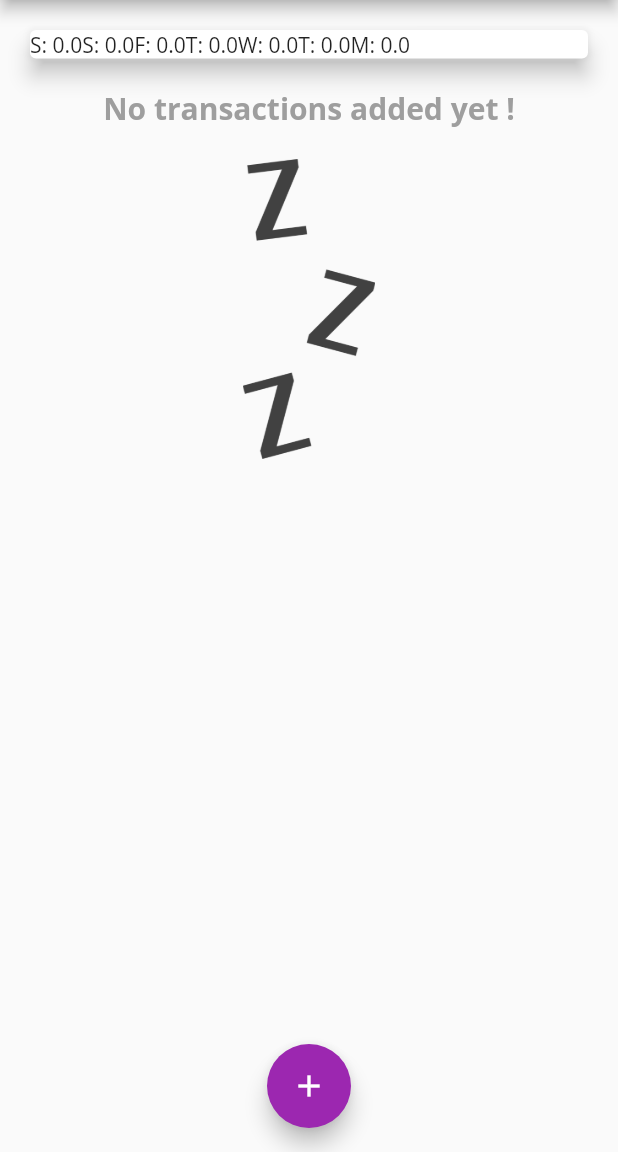
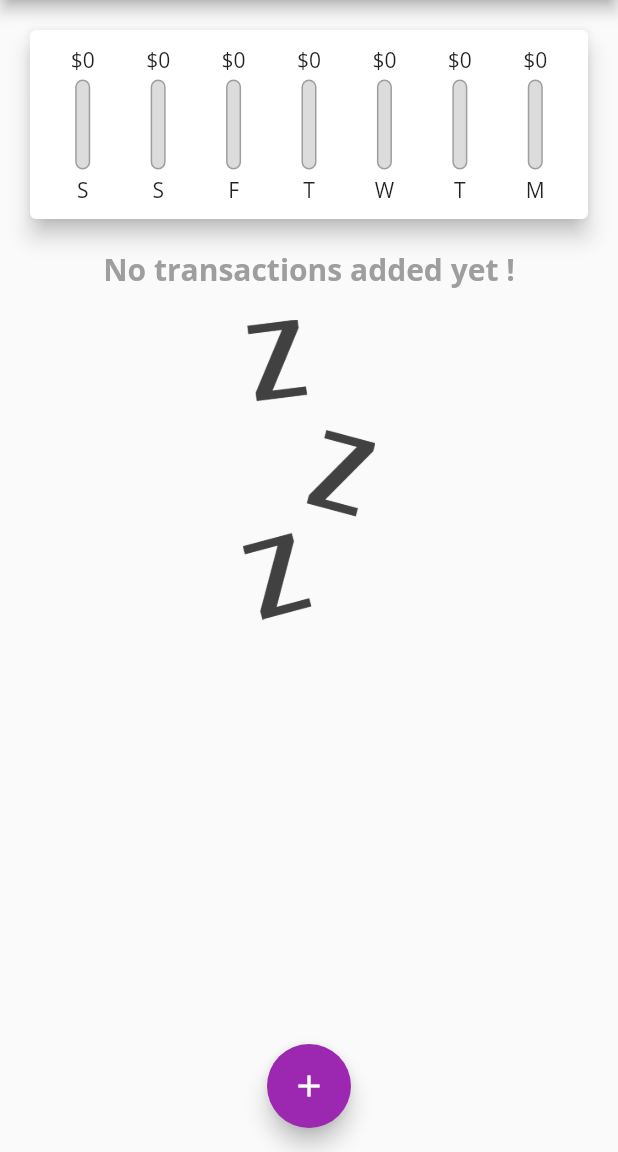
Before and after one commit to KUSHAL-31/Expense-diary, a Flutter app: the screen it shows after launch, on a phone screen of 412 x 824 dp, the part 84-1236 px from its top. Run offline on Flutter 3.47's test engine with Material 2 defaults, Android fonts, the phone set to English and light mode, and no system bars.

Commit message:
chart completed

```diff
--- a/lib/widgets/chart.dart
+++ b/lib/widgets/chart.dart
@@ -1,3 +1,4 @@
+import 'package:expense_tracker/widgets/chart_bar.dart';
 import 'package:intl/intl.dart';
 import '../models/transaction.dart';
 import 'package:flutter/material.dart';
@@ -22,9 +23,6 @@ class Chart extends StatelessWidget {
         }
       }
 
-      print(DateFormat.E().format(weekDay));
-      print(totalSum);
-
       return {
         'day': DateFormat.E().format(weekDay).substring(0, 1),
         'amount': totalSum,
@@ -32,16 +30,33 @@ class Chart extends StatelessWidget {
     });
   }
 
+  double get totalSpending {
+    return groupedTransactionValues.fold(0.0, (sum, item) {
+      return sum + (item['amount'] as double);
+    });
+  }
+
   @override
   Widget build(BuildContext context) {
-    print(groupedTransactionValues);
     return Card(
       elevation: 6,
       margin: const EdgeInsets.all(20),
-      child: Row(
-        children: groupedTransactionValues.map((data) {
-          return Text('${data['day']}: ${data['amount']}');
-        }).toList(),
+      child: Padding(
+        padding: const EdgeInsets.all(10),
+        child: Row(
+          mainAxisAlignment: MainAxisAlignment.spaceAround,
+          children: groupedTransactionValues.map((data) {
+            return Flexible(
+              fit: FlexFit.tight,
+              child: ChartBar(
+                  (data['day'] as String),
+                  (data['amount'] as double),
+                  totalSpending == 0.0
+                      ? 0.0
+                      : (data['amount'] as double) / totalSpending),
+            );
+          }).toList(),
+        ),
       ),
     );
   }
--- a/lib/widgets/chart_bar.dart
+++ b/lib/widgets/chart_bar.dart
@@ -5,18 +5,17 @@ class ChartBar extends StatelessWidget {
   final double spendingAmount;
   final double spendingPercentOfTotal;
 
-  ChartBar(this.label, this.spendingAmount, this.spendingPercentOfTotal,
-      {Key? key})
-      : super(key: key);
+  ChartBar(this.label, this.spendingAmount, this.spendingPercentOfTotal);
 
   @override
   Widget build(BuildContext context) {
     return Column(
       children: [
-        Text('\$${spendingAmount.toStringAsFixed(0)}'),
-        SizedBox(
+        FittedBox(child: Text('\$${spendingAmount.toStringAsFixed(0)}')),
+        const SizedBox(
           height: 4,
         ),
+        // ignore: sized_box_for_whitespace
         Container(
           height: 60,
           width: 10,
@@ -28,7 +27,7 @@ class ChartBar extends StatelessWidget {
                     color: Colors.grey,
                     width: 1.0,
                   ),
-                  color: Color.fromRGBO(220, 220, 220, 1),
+                  color: const Color.fromRGBO(220, 220, 220, 1),
                   borderRadius: BorderRadius.circular(10),
                 ),
               ),
@@ -44,7 +43,7 @@ class ChartBar extends StatelessWidget {
             ],
           ),
         ),
-        SizedBox(
+        const SizedBox(
           height: 4,
         ),
         Text(label),
```
